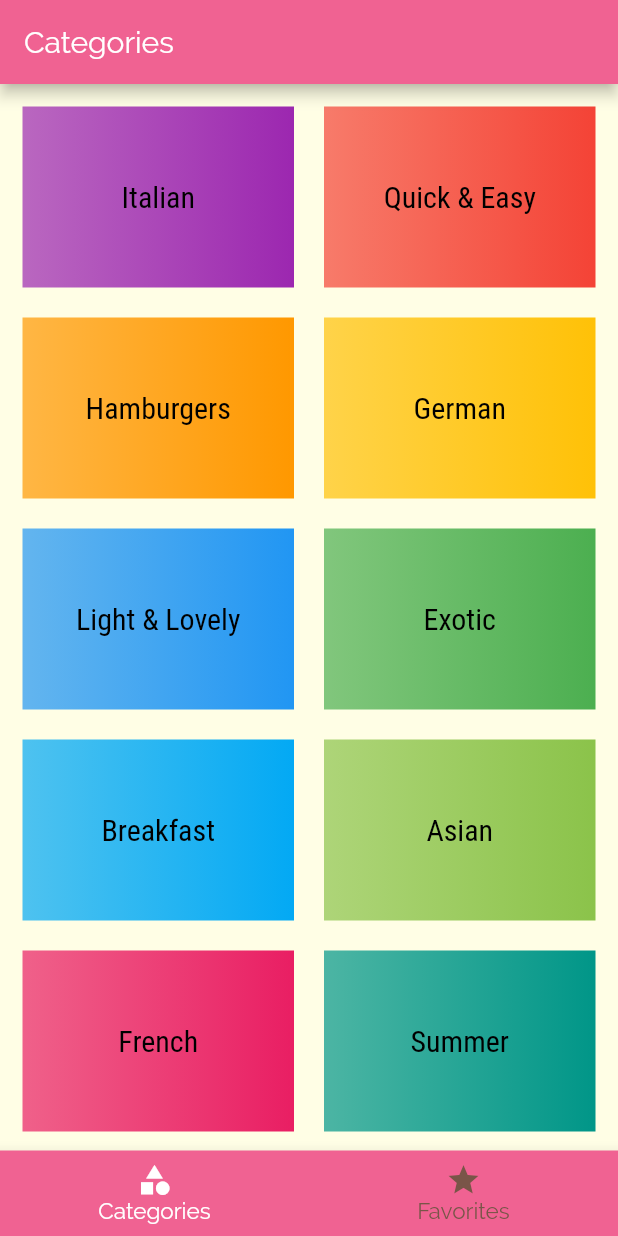
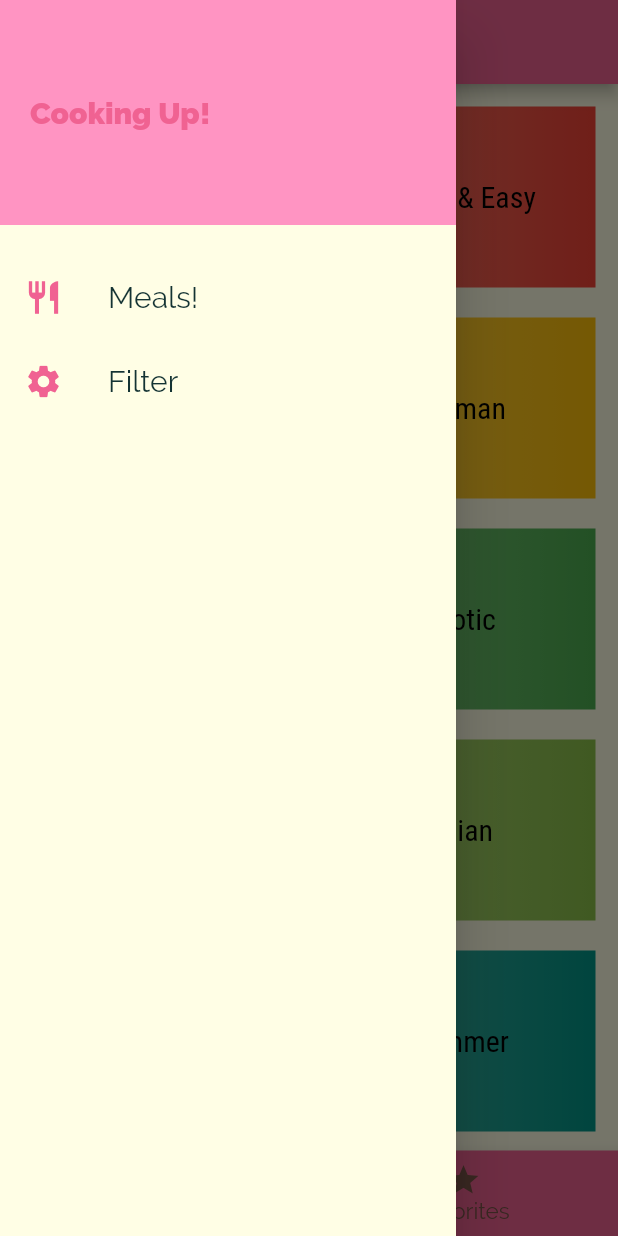
Before and after one commit to SpruceGabriela/meals-app, a Flutter app: the screen it shows after launch, with the side drawer open (before the commit the screen has no drawer), on a phone screen of 412 x 824 dp. Run offline on Flutter 3.47's test engine with Material 2 defaults, Android fonts, the phone set to English and light mode, and no system bars.

Commit message:
starting with drawer and passing data

```diff
--- a/lib/main.dart
+++ b/lib/main.dart
@@ -1,6 +1,7 @@
 import 'package:flutter/material.dart';
 import 'package:meals_app/screens/favorites_screen.dart';
 import 'screens/category_meals_screen.dart';
+import './screens/filters_screen.dart';
 import 'screens/categories_screen.dart';
 import 'screens/meal_detail_screen.dart';
 import './screens/tabs_screen.dart';
@@ -37,6 +38,7 @@ class MyApp extends StatelessWidget {
         '/': (ctx) => TabsScreen(),
         CategoryMealsScreen.routeName: (ctx) => CategoryMealsScreen(),
         MealDetailScreen.routeName: (ctx) => MealDetailScreen(),
+        FilterScreen.routeName: (ctx) => FilterScreen(),
       },
     );
   }
--- a/lib/screens/tabs_screen.dart
+++ b/lib/screens/tabs_screen.dart
@@ -1,6 +1,7 @@
 import 'package:flutter/material.dart';
 import './categories_screen.dart';
 import './favorites_screen.dart';
+import '../widgets/main_drawer.dart';
 
 class TabsScreen extends StatefulWidget {
   @override
@@ -29,6 +30,7 @@ class _TabsScreenState extends State<TabsScreen> {
           _pages[_selectedPageIndex]['title'],
         ),),
       body: _pages[_selectedPageIndex]['page'],
+      drawer: MainDrawer(),
       bottomNavigationBar: BottomNavigationBar(
         onTap: _selectPage,
         selectedFontSize: 15,
--- /dev/null
+++ b/lib/widgets/main_drawer.dart
@@ -0,0 +1,44 @@
+import 'package:flutter/material.dart';
+import '../screens/filters_screen.dart';
+
+class MainDrawer extends StatelessWidget {
+  Widget createListTile(IconData icon, BuildContext context, String text, Function onTap){
+    return ListTile(
+      leading: Icon(icon, color: Theme.of(context).primaryColor, size: 26,),
+      title: Text(text, style: TextStyle(fontSize: 20),),
+      onTap: onTap,
+    );
+  }
+  @override
+  Widget build(BuildContext context) {
+    return Drawer(
+      child: Column(children: <Widget>[
+        Container(
+          height: 150,
+          width: double.infinity,
+          padding: EdgeInsets.all(20),
+          color: Theme.of(context).accentColor,
+          alignment:Alignment.centerLeft,
+          child: Text(
+            'Cooking Up!', style: TextStyle(
+            fontWeight: FontWeight.w900,
+            fontSize: 20,
+            color: Theme.of(context).primaryColor,
+          ),
+          ),
+        ),
+        SizedBox(height: 20,),
+        createListTile(Icons.restaurant, context, 'Meals!',
+            (){
+              Navigator.of(context).pushReplacementNamed('/');
+            }
+        ),
+        createListTile(Icons.settings, context, 'Filter',
+            (){
+              Navigator.of(context).pushReplacementNamed(FilterScreen.routeName);
+            }
+        ),
+      ],),
+    );
+  }
+}
```
Also changed, not shown: lib/screens/category_meals_screen.dart (+47 -19 lines), lib/screens/filters_screen.dart (added, +15 -0 lines), lib/screens/meal_detail_screen.dart (+10 -4 lines), lib/widgets/meal_item.dart (+9 -2 lines).
